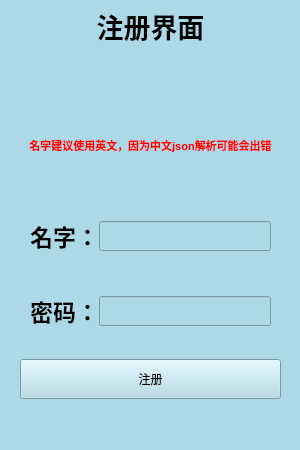
First picture: the form in regwidget.ui, repository ztcode9547/ChatRoomClient, before the edit.
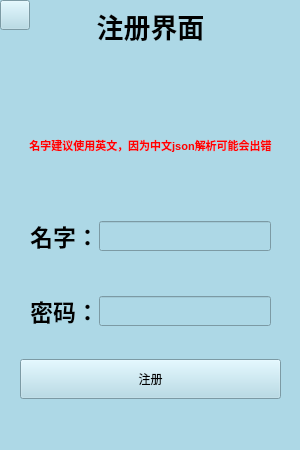
Second picture: the form after the edit. Icons and pictures are not drawn.

```diff
--- a/regwidget.ui
+++ b/regwidget.ui
@@ -69,7 +69,7 @@
     <set>Qt::AlignCenter</set>
    </property>
   </widget>
-  <widget class="QWidget" name="">
+  <widget class="QWidget" name="layoutWidget">
    <property name="geometry">
     <rect>
      <x>20</x>
@@ -186,6 +186,22 @@
     </item>
    </layout>
   </widget>
+  <widget class="QPushButton" name="back_pushButton">
+   <property name="geometry">
+    <rect>
+     <x>0</x>
+     <y>0</y>
+     <width>30</width>
+     <height>30</height>
+    </rect>
+   </property>
+   <property name="styleSheet">
+    <string notr="true">border-image: url(:/image/image/back.png);</string>
+   </property>
+   <property name="text">
+    <string/>
+   </property>
+  </widget>
  </widget>
  <resources>
   <include location="myqrc.qrc"/>
```
Left out of the diff: 2 changed lines with no effect on the pictures.
